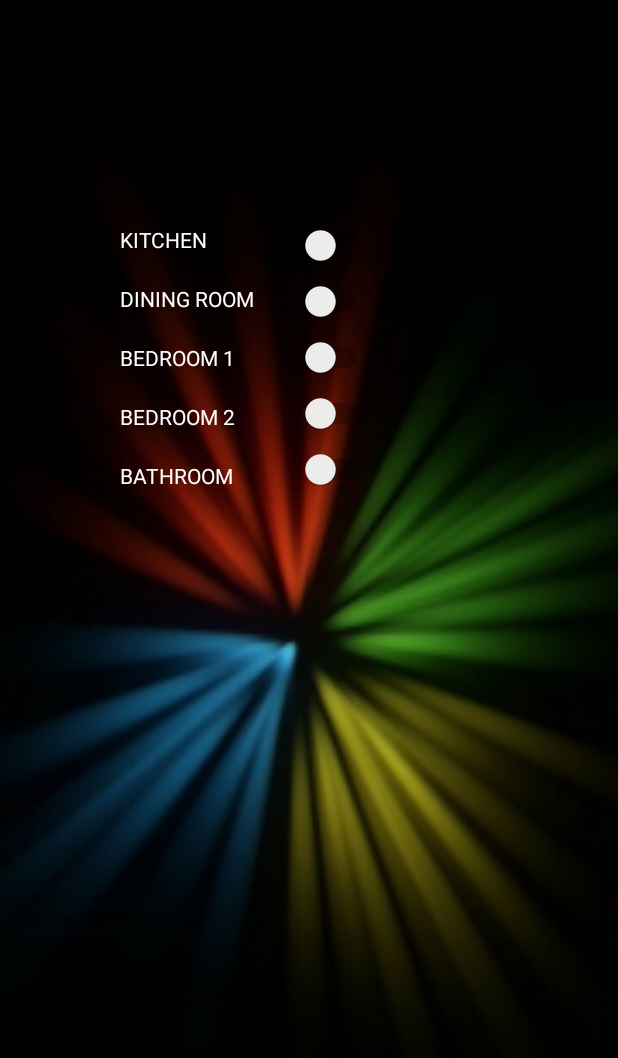
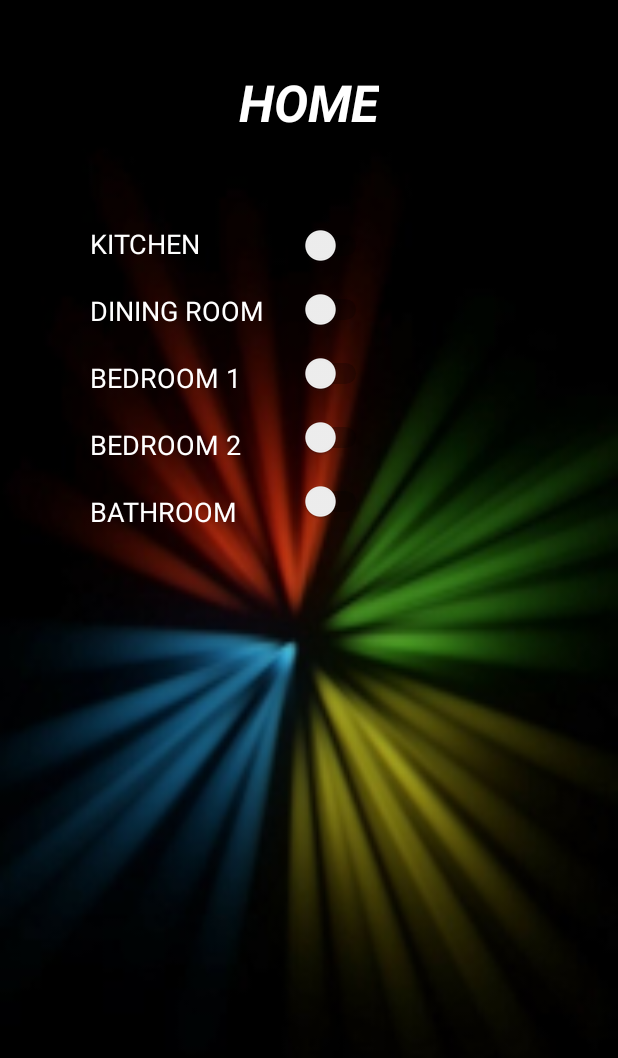
Before and after one commit to PETER990306/ITRW324P-2019-PROJECT, an Android app: the HomeActivity screen opened directly, with no data from a screen before it, on a phone screen of 412 x 824 dp. Shown: the top 1058 px of the screen. Run offline under Robolectric (Android 15) with nearby library versions, the phone set to English and light mode, and no system bars.

Commit message:
Home activity layout edit

```diff
--- a/LIGHTSON2/app/src/main/res/layout/activity_home.xml
+++ b/LIGHTSON2/app/src/main/res/layout/activity_home.xml
@@ -13,10 +13,11 @@
         android:layout_height="wrap_content"
         android:layout_centerHorizontal="false"
         android:layout_centerVertical="false"
-        android:layout_marginLeft="80dp"
+        android:layout_marginLeft="60dp"
         android:layout_marginTop="150dp"
         android:text="KITCHEN "
-        android:textColor="#FFFFFF" />
+        android:textColor="#FFFFFF"
+        android:textSize="18sp" />
 
     <Switch
         android:id="@+id/swtchkitchen"
@@ -32,10 +33,11 @@
         android:layout_width="wrap_content"
         android:layout_height="wrap_content"
         android:layout_below="@id/textView3"
-        android:layout_marginLeft="80dp"
+        android:layout_marginLeft="60dp"
         android:layout_marginTop="20dp"
         android:text="DINING ROOM"
-        android:textColor="#FFFFFF" />
+        android:textColor="#FFFFFF"
+        android:textSize="18sp" />
 
     <Switch
         android:id="@+id/switchdining"
@@ -43,17 +45,18 @@
         android:layout_height="wrap_content"
         android:layout_below="@id/swtchkitchen"
         android:layout_marginLeft="200dp"
-        android:layout_marginTop="10dp" />
+        android:layout_marginTop="15dp" />
 
     <TextView
         android:id="@+id/textView5"
         android:layout_width="wrap_content"
         android:layout_height="wrap_content"
         android:layout_below="@id/textView4"
-        android:layout_marginLeft="80dp"
+        android:layout_marginLeft="60dp"
         android:layout_marginTop="20dp"
         android:text="BEDROOM 1"
-        android:textColor="#FFFFFF" />
+        android:textColor="#FFFFFF"
+        android:textSize="18sp" />
 
     <Switch
         android:id="@+id/switchbedroom1"
@@ -61,17 +64,18 @@
         android:layout_height="wrap_content"
         android:layout_below="@id/switchdining"
         android:layout_marginLeft="200dp"
-        android:layout_marginTop="10dp" />
+        android:layout_marginTop="15dp" />
 
     <TextView
         android:id="@+id/textView6"
         android:layout_width="wrap_content"
         android:layout_height="wrap_content"
         android:layout_below="@id/textView5"
-        android:layout_marginLeft="80dp"
+        android:layout_marginLeft="60dp"
         android:layout_marginTop="20dp"
         android:text="BEDROOM 2"
-        android:textColor="#FFFFFF" />
+        android:textColor="#FFFFFF"
+        android:textSize="18sp" />
 
     <Switch
         android:id="@+id/switchbedroom2"
@@ -79,17 +83,18 @@
         android:layout_height="wrap_content"
         android:layout_below="@id/switchbedroom1"
         android:layout_marginLeft="200dp"
-        android:layout_marginTop="10dp" />
+        android:layout_marginTop="15dp" />
 
     <TextView
         android:id="@+id/textView7"
         android:layout_width="wrap_content"
         android:layout_height="wrap_content"
         android:layout_below="@id/textView6"
-        android:layout_marginLeft="80dp"
+        android:layout_marginLeft="60dp"
         android:layout_marginTop="20dp"
         android:text="BATHROOM"
-        android:textColor="#FFFFFF" />
+        android:textColor="#FFFFFF"
+        android:textSize="18sp" />
 
     <Switch
         android:id="@+id/switchbathroom"
@@ -97,5 +102,17 @@
         android:layout_height="wrap_content"
         android:layout_below="@id/switchbedroom2"
         android:layout_marginLeft="200dp"
-        android:layout_marginTop="10dp" />
+        android:layout_marginTop="15dp" />
+
+    <TextView
+        android:id="@+id/textView8"
+        android:layout_width="wrap_content"
+        android:layout_height="wrap_content"
+        android:layout_centerHorizontal="true"
+        android:layout_marginTop="45dp"
+        android:text="HOME"
+        android:textAllCaps="true"
+        android:textAppearance="@style/TextAppearance.AppCompat.Display1"
+        android:textColor="#FFFFFF"
+        android:textStyle="bold|italic" />
 </RelativeLayout>
```
